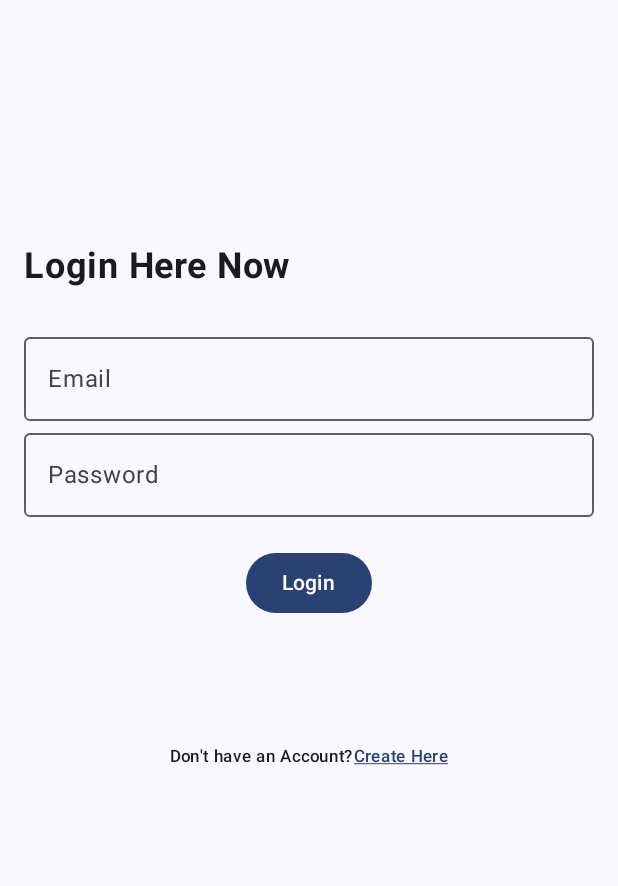
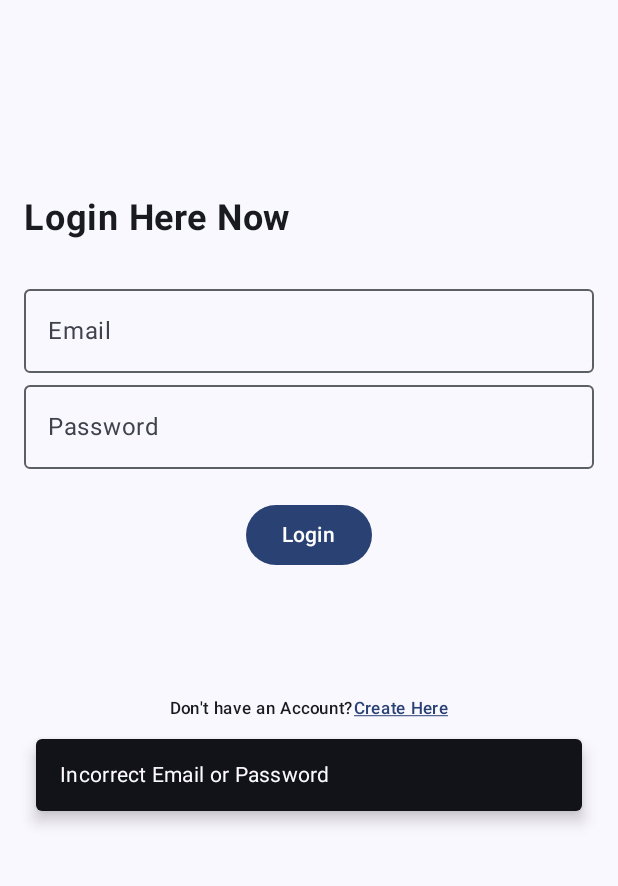
Before and after one commit to mcdulltii/CSC2007, an Android app built with Jetpack Compose: the LoginPage screen opened through its navigation route, after a tap on "Login", on a phone screen of 412 x 824 dp, the part 193-1079 px from its top. Run offline under Robolectric (Android 15) with nearby library versions, the phone set to English and light mode, and no system bars; libraries missing offline, so code that uses them is left out: compose.icons, compose.icons.fontawesomeicons.

Commit message:
Created Login Functionality and Navigation after logging in and pressing the Back button on the Top Nav Bar

```diff
--- a/app/src/main/java/com/csc2007/notetaker/MainActivity.kt
+++ b/app/src/main/java/com/csc2007/notetaker/MainActivity.kt
@@ -45,7 +45,6 @@ class MainActivity : ComponentActivity() {
         )
 
         setContent {
-
             MainApp(viewModelFactory = viewModelFactory)
 //            ComposePhotoIntegrationTheme {
                 // A surface container using the 'background' color from the theme
--- a/app/src/main/java/com/csc2007/notetaker/database/dao/UserDao.kt
+++ b/app/src/main/java/com/csc2007/notetaker/database/dao/UserDao.kt
@@ -6,12 +6,16 @@ import androidx.room.OnConflictStrategy
 import androidx.room.Query
 import androidx.room.Update
 import com.csc2007.notetaker.database.User
+import kotlinx.coroutines.flow.Flow
 
 @Dao
 interface UserDao {
 
     @Query("SELECT * FROM user_table ORDER BY id ASC")
-    fun getUsers(): kotlinx.coroutines.flow.Flow<List<User>>
+    fun getUsers(): Flow<List<User>>
+
+    @Query("SELECT * FROM user_table WHERE email = :email  AND password = :password")
+    fun login(email: String, password: String): User
 
     @Insert(onConflict = OnConflictStrategy.IGNORE)
     suspend fun insert(user: User)
--- a/app/src/main/java/com/csc2007/notetaker/database/repository/UsersRepository.kt
+++ b/app/src/main/java/com/csc2007/notetaker/database/repository/UsersRepository.kt
@@ -6,6 +6,9 @@ import com.csc2007.notetaker.database.User
 import com.csc2007.notetaker.database.dao.UserDao
 import kotlinx.coroutines.flow.Flow
 import androidx.datastore.preferences.core.Preferences
+import androidx.lifecycle.MutableLiveData
+import kotlinx.coroutines.Dispatchers
+import kotlinx.coroutines.withContext
 
 class UsersRepository(private val userDao: UserDao, private val dataStore: DataStore<Preferences>) {
 
@@ -13,6 +16,14 @@ class UsersRepository(private val userDao: UserDao, private val dataStore: DataS
 
     @Suppress("RedundantSuspendModifier")
     @WorkerThread
+    suspend fun login(email: String, password: String): User {
+        return withContext(Dispatchers.IO) {
+            userDao.login(email, password)
+        }
+    }
+
+    @Suppress("RedundantSuspendModifier")
+    @WorkerThread
     suspend fun insert(user: User) {
         userDao.insert(user)
     }
--- a/app/src/main/java/com/csc2007/notetaker/database/viewmodel/UserViewModel.kt
+++ b/app/src/main/java/com/csc2007/notetaker/database/viewmodel/UserViewModel.kt
@@ -1,21 +1,42 @@
 package com.csc2007.notetaker.database.viewmodel
 
+import androidx.lifecycle.LiveData
+import androidx.lifecycle.MutableLiveData
 import androidx.lifecycle.ViewModel
 import androidx.lifecycle.ViewModelProvider
 import androidx.lifecycle.viewModelScope
 import com.csc2007.notetaker.database.User
 import com.csc2007.notetaker.database.repository.UsersRepository
+import kotlinx.coroutines.CoroutineScope
+import kotlinx.coroutines.Dispatchers
+import kotlinx.coroutines.flow.Flow
+import kotlinx.coroutines.flow.MutableStateFlow
 import kotlinx.coroutines.flow.SharingStarted
+import kotlinx.coroutines.flow.StateFlow
 import kotlinx.coroutines.flow.stateIn
 import kotlinx.coroutines.launch
 
 class UserViewModel(private val repository: UsersRepository) : ViewModel() {
+
+    private val _loggedIn = MutableStateFlow<Boolean?>(null)
+    val loggedIn: StateFlow<Boolean?> = _loggedIn
 
     val allUsers = repository.allUsers.stateIn(
         scope = viewModelScope,
         started = SharingStarted.WhileSubscribed(),
         initialValue = emptyList()
     )
+
+    fun login(email: String, password: String) {
+        viewModelScope.launch {
+            if (email.isEmpty() or password.isEmpty()) {
+                _loggedIn.value = false
+            } else {
+                val user = repository.login(email, password)
+                _loggedIn.value = user != null && user.password == password
+            }
+        }
+    }
 
     fun insert(user: User) = viewModelScope.launch {
         repository.insert(user)
--- a/app/src/main/java/com/csc2007/notetaker/ui/Components.kt
+++ b/app/src/main/java/com/csc2007/notetaker/ui/Components.kt
@@ -1,5 +1,6 @@
 package com.csc2007.notetaker.ui
 
+import androidx.compose.foundation.clickable
 import androidx.compose.foundation.layout.Row
 import androidx.compose.foundation.layout.fillMaxWidth
 import androidx.compose.foundation.layout.height
@@ -11,10 +12,12 @@ import androidx.compose.runtime.Composable
 import androidx.compose.ui.Alignment
 import androidx.compose.ui.Modifier
 import androidx.compose.ui.unit.dp
+import androidx.navigation.NavController
+import androidx.navigation.compose.rememberNavController
 
 
 @Composable
-fun TopNavBar() {
+fun TopNavBar(navController: NavController = rememberNavController()) {
     Row(
         modifier = Modifier
             .fillMaxWidth()
@@ -22,6 +25,9 @@ fun TopNavBar() {
             .padding(start = 16.dp),
         verticalAlignment = Alignment.CenterVertically
     ) {
-        Icon(Icons.Filled.ArrowBack, contentDescription = "Back Arrow")
+        Icon(
+            Icons.Filled.ArrowBack,
+            contentDescription = "Back Arrow",
+            modifier = Modifier.clickable { navController.popBackStack() })
     }
 }
--- a/app/src/main/java/com/csc2007/notetaker/ui/login/LoginPage.kt
+++ b/app/src/main/java/com/csc2007/notetaker/ui/login/LoginPage.kt
@@ -1,5 +1,6 @@
 package com.csc2007.notetaker.ui.login
 
+import android.util.Log
 import androidx.compose.foundation.clickable
 import androidx.compose.foundation.layout.Arrangement
 import androidx.compose.foundation.layout.Column
@@ -12,11 +13,16 @@ import androidx.compose.foundation.layout.padding
 import androidx.compose.material3.Button
 import androidx.compose.material3.MaterialTheme
 import androidx.compose.material3.OutlinedTextField
+import androidx.compose.material3.Snackbar
 import androidx.compose.material3.Surface
 import androidx.compose.material3.Text
 import androidx.compose.runtime.Composable
+import androidx.compose.runtime.LaunchedEffect
 import androidx.compose.runtime.MutableState
+import androidx.compose.runtime.collectAsState
+import androidx.compose.runtime.getValue
 import androidx.compose.runtime.mutableStateOf
+import androidx.compose.runtime.remember
 import androidx.compose.ui.Alignment
 import androidx.compose.ui.Modifier
 import androidx.compose.ui.text.font.Font
@@ -27,6 +33,7 @@ import androidx.compose.ui.text.style.TextDecoration
 import androidx.compose.ui.tooling.preview.Preview
 import androidx.compose.ui.unit.dp
 import androidx.compose.ui.unit.sp
+import androidx.lifecycle.Observer
 import androidx.lifecycle.viewmodel.compose.viewModel
 import androidx.navigation.NavController
 import androidx.navigation.compose.rememberNavController
@@ -41,15 +48,23 @@ fun LoginPage(
     viewModel: UserViewModel = viewModel(),
     navController: NavController = rememberNavController(),
     email: MutableState<String> = mutableStateOf(""),
-    password: MutableState<String> = mutableStateOf("")
+    password: MutableState<String> = mutableStateOf(""),
+    loggedIn: MutableState<Boolean?> = mutableStateOf(false)
 ) {
 
     val ibmPlexFamily = FontFamily(
         Font(R.font.ibm_plex_mono_bold, FontWeight.Bold)
     )
 
+    val loggedInState by viewModel.loggedIn.collectAsState()
+
+    if (loggedInState == true) {
+        loggedIn.value = loggedInState
+        navController.navigate("modules_screen")
+    }
+
     Column(modifier = modifier) {
-        TopNavBar()
+        TopNavBar(navController = navController)
 
         Column(
             modifier = Modifier
@@ -90,7 +105,9 @@ fun LoginPage(
 
                 Spacer(modifier = Modifier.height(20.dp))
 
-                Button(onClick = { /*TODO*/ }) {
+                Button(onClick = {
+                    viewModel.login(email.value, password.value)
+                }) {
                     Text(text = "Login")
                 }
 
@@ -109,8 +126,21 @@ fun LoginPage(
                         fontWeight = FontWeight.Medium,
                         modifier = Modifier.clickable { navController.navigate("signup_screen") })
                 }
+
+                if (loggedInState == false) {
+                    ShowFailedSnackbar()
+                }
             }
         }
+    }
+}
+
+@Composable
+private fun ShowFailedSnackbar() {
+    Snackbar(
+        modifier = Modifier.padding(8.dp)
+    ) {
+        Text(text = "Incorrect Email or Password")
     }
 }
 
--- a/app/src/main/java/com/csc2007/notetaker/ui/signup/SignUpPage.kt
+++ b/app/src/main/java/com/csc2007/notetaker/ui/signup/SignUpPage.kt
@@ -61,7 +61,7 @@ fun SignUpPage(
         modifier = modifier
     ) {
 
-        TopNavBar()
+        TopNavBar(navController = navController)
 
         Column(
             modifier = Modifier
--- a/app/src/main/java/com/csc2007/notetaker/ui/util/NavGraph.kt
+++ b/app/src/main/java/com/csc2007/notetaker/ui/util/NavGraph.kt
@@ -80,6 +80,7 @@ fun NavGraph(navController: NavHostController, viewModelFactory: UserViewModelFa
     val email = remember { mutableStateOf("") }
     val password = remember { mutableStateOf("") }
     val confirmPassword = remember { mutableStateOf("") }
+    val loggedIn = remember { mutableStateOf<Boolean?>(false) }
 
     NavHost(
         navController = navController,
@@ -92,7 +93,7 @@ fun NavGraph(navController: NavHostController, viewModelFactory: UserViewModelFa
 
         composable(Screens.LoginScreen.route) {
             val viewModel : UserViewModel = viewModel(factory = viewModelFactory)
-            LoginPage(viewModel = viewModel, navController = navController, email = email, password = password)
+            LoginPage(viewModel = viewModel, navController = navController, email = email, password = password, loggedIn = loggedIn)
         }
 
         composable(Screens.SignUpScreen.route) {
```
